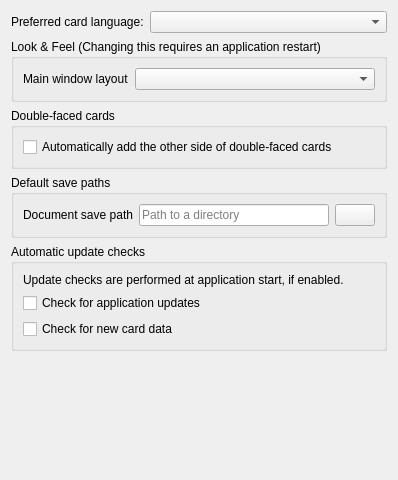
Above: mtg_proxy_printer/resources/ui/settings_window/general_settings_page.ui from luziferius/MTGProxyPrinter before the change. Below: the same form after it.
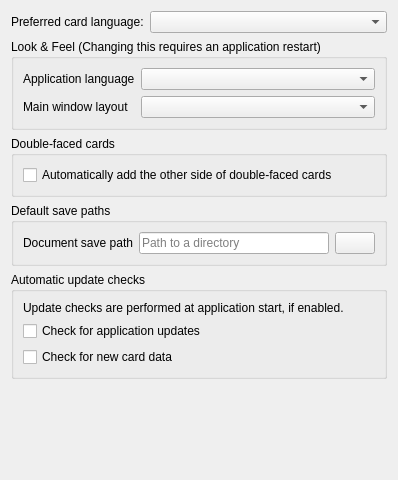
That is the form after the change. Icons and pictures are not drawn.

Commit message:
Add setting and UI to select the application language.
FossilOrigin-Name: d5146895a0fa2850b6017029736ad50248a6574ae873f7d9081e3d85b1a78adc

Patch:
```diff
--- a/mtg_proxy_printer/resources/ui/settings_window/general_settings_page.ui
+++ b/mtg_proxy_printer/resources/ui/settings_window/general_settings_page.ui
@@ -17,17 +17,7 @@
       <string>Look &amp;&amp; Feel (Changing this requires an application restart)</string>
      </property>
      <layout class="QGridLayout" name="gridLayout_2">
-      <item row="0" column="0">
-       <widget class="QLabel" name="add_card_widget_style_label">
-        <property name="text">
-         <string>Main window layout</string>
-        </property>
-        <property name="buddy">
-         <cstring>add_card_widget_style_combo_box</cstring>
-        </property>
-       </widget>
-      </item>
-      <item row="0" column="1">
+      <item row="1" column="1">
        <widget class="QComboBox" name="add_card_widget_style_combo_box">
         <property name="sizePolicy">
          <sizepolicy hsizetype="Expanding" vsizetype="Fixed">
@@ -42,6 +32,26 @@
         </property>
        </widget>
       </item>
+      <item row="1" column="0">
+       <widget class="QLabel" name="add_card_widget_style_label">
+        <property name="text">
+         <string>Main window layout</string>
+        </property>
+        <property name="buddy">
+         <cstring>add_card_widget_style_combo_box</cstring>
+        </property>
+       </widget>
+      </item>
+      <item row="0" column="1">
+       <widget class="QComboBox" name="application_language_combo_box"/>
+      </item>
+      <item row="0" column="0">
+       <widget class="QLabel" name="application_language_label">
+        <property name="text">
+         <string>Application language</string>
+        </property>
+       </widget>
+      </item>
      </layout>
     </widget>
    </item>
```
Left out of the diff: 3 changed lines with no effect on the pictures. The commit also changes 3 other files.
